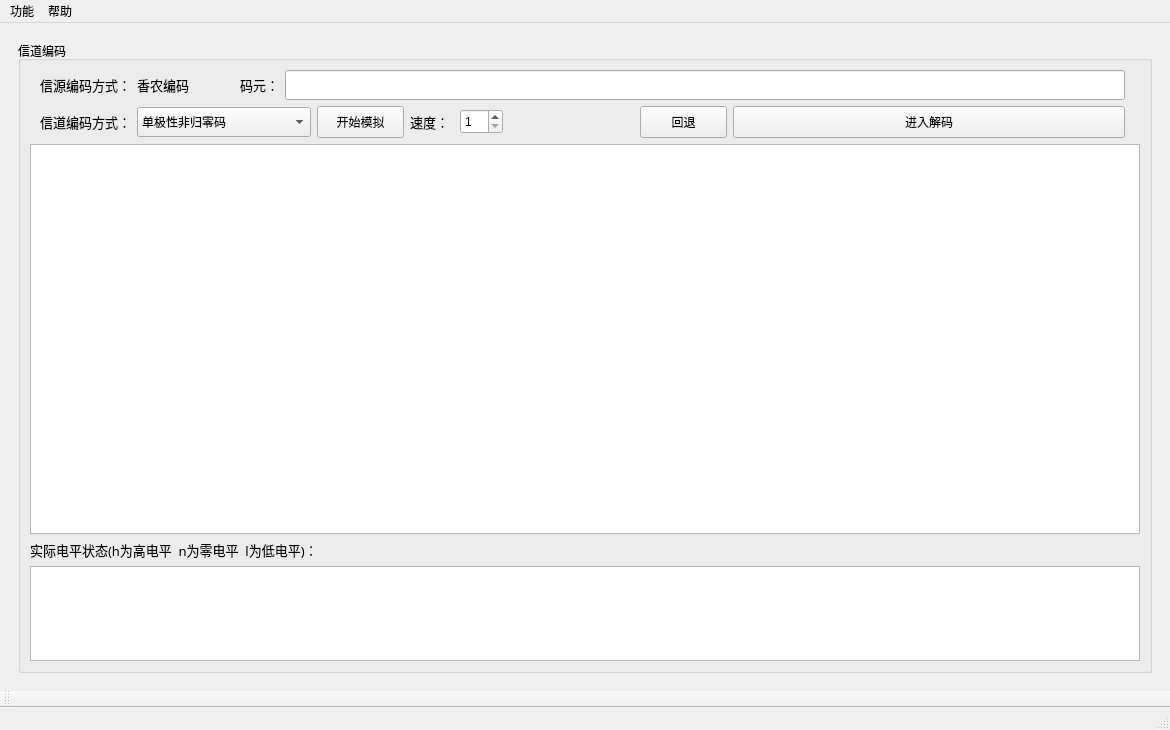
ryanmoon-s/Transmitter-simulation, file Transmitter/mainwindow.ui: the form before one commit.
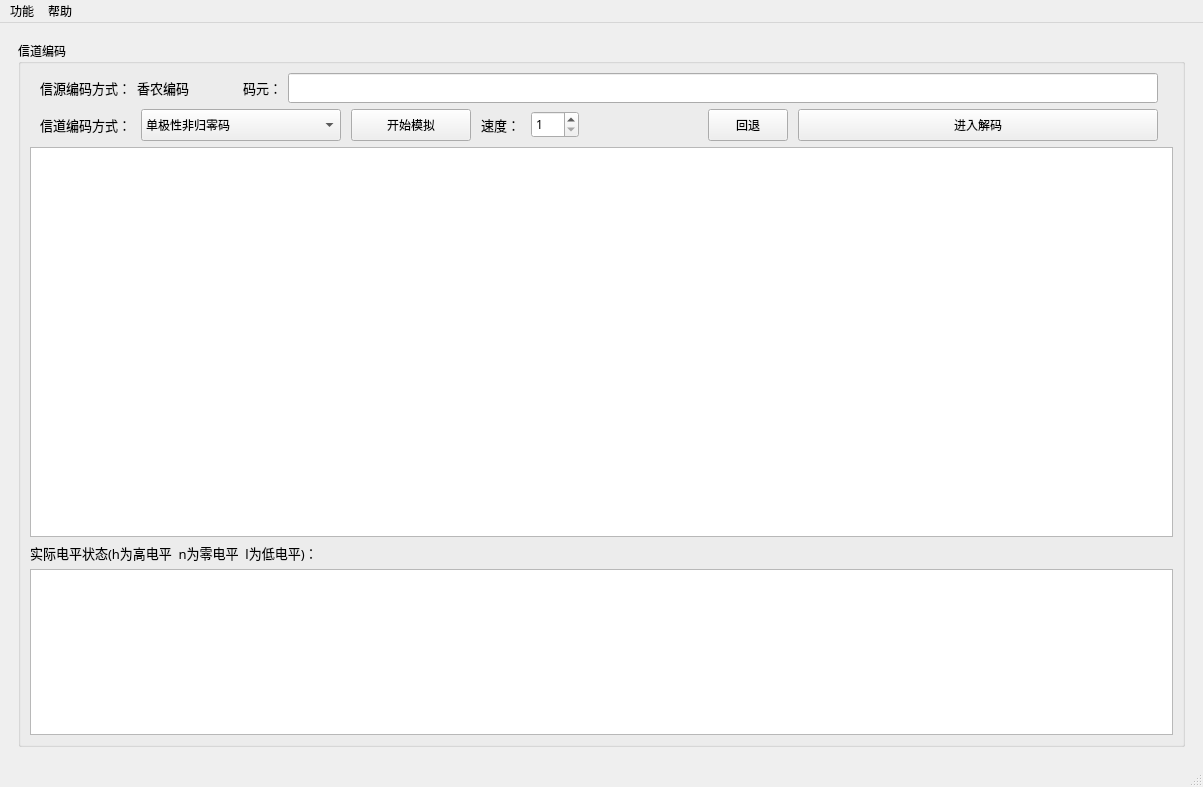
The form after the commit. The open tabs and pages were chosen to show the change. Icons and pictures are not drawn. Custom widgets are drawn as their Qt base class.

Diff of the .ui file:
```diff
--- a/Transmitter/mainwindow.ui
+++ b/Transmitter/mainwindow.ui
@@ -6,8 +6,8 @@
    <rect>
     <x>0</x>
     <y>0</y>
-    <width>1170</width>
-    <height>730</height>
+    <width>1203</width>
+    <height>787</height>
    </rect>
   </property>
   <property name="windowTitle">
@@ -196,6 +196,11 @@
        <layout class="QGridLayout" name="gridLayout_6">
         <item row="0" column="0">
          <widget class="QGroupBox" name="groupBox_2">
+          <property name="font">
+           <font>
+            <family>微软雅黑</family>
+           </font>
+          </property>
           <property name="title">
            <string>信道编码</string>
           </property>
@@ -204,7 +209,7 @@
             <widget class="QLabel" name="label_8">
              <property name="font">
               <font>
-               <family>Agency FB</family>
+               <family>微软雅黑</family>
                <pointsize>10</pointsize>
               </font>
              </property>
@@ -229,6 +234,9 @@
                  <height>30</height>
                 </size>
                </property>
+               <property name="readOnly">
+                <bool>true</bool>
+               </property>
               </widget>
              </item>
              <item row="0" column="0">
@@ -241,10 +249,8 @@
                </property>
                <property name="font">
                 <font>
-                 <family>Agency FB</family>
+                 <family>微软雅黑</family>
                  <pointsize>10</pointsize>
-                 <weight>50</weight>
-                 <bold>false</bold>
                 </font>
                </property>
                <property name="text">
@@ -265,7 +271,7 @@
               <widget class="QLabel" name="labSourceCode">
                <property name="font">
                 <font>
-                 <family>Agency FB</family>
+                 <family>微软雅黑</family>
                  <pointsize>10</pointsize>
                 </font>
                </property>
@@ -290,19 +296,25 @@
             </layout>
            </item>
            <item row="1" column="0">
-            <layout class="QGridLayout" name="gridLayout_8" columnstretch="1,4,2,1,1,3,2,9">
+            <layout class="QGridLayout" name="gridLayout_8" columnstretch="1,5,3,1,1,3,2,9">
              <property name="leftMargin">
               <number>10</number>
              </property>
              <property name="rightMargin">
               <number>15</number>
              </property>
+             <property name="horizontalSpacing">
+              <number>10</number>
+             </property>
+             <property name="verticalSpacing">
+              <number>7</number>
+             </property>
              <item row="0" column="1">
               <widget class="QComboBox" name="comboChannel">
                <property name="minimumSize">
                 <size>
                  <width>0</width>
-                 <height>30</height>
+                 <height>32</height>
                 </size>
                </property>
                <item>
@@ -341,7 +353,7 @@
               <widget class="QLabel" name="label_4">
                <property name="font">
                 <font>
-                 <family>Agency FB</family>
+                 <family>微软雅黑</family>
                  <pointsize>10</pointsize>
                 </font>
                </property>
@@ -354,8 +366,8 @@
               <widget class="QSpinBox" name="spinBox">
                <property name="minimumSize">
                 <size>
-                 <width>0</width>
-                 <height>25</height>
+                 <width>48</width>
+                 <height>27</height>
                 </size>
                </property>
                <property name="minimum">
@@ -412,7 +424,7 @@
               <widget class="QLabel" name="label_3">
                <property name="font">
                 <font>
-                 <family>Agency FB</family>
+                 <family>微软雅黑</family>
                  <pointsize>10</pointsize>
                 </font>
                </property>
@@ -437,7 +449,11 @@
             </layout>
            </item>
            <item row="4" column="0">
-            <widget class="QPlainTextEdit" name="textRecCh"/>
+            <widget class="QTextBrowser" name="textRecCh">
+             <property name="styleSheet">
+              <string notr="true"/>
+             </property>
+            </widget>
            </item>
            <item row="2" column="0">
             <widget class="QChartView" name="chartView">
@@ -447,6 +463,9 @@
                <height>390</height>
               </size>
              </property>
+             <property name="styleSheet">
+              <string notr="true"/>
+             </property>
             </widget>
            </item>
           </layout>
@@ -650,7 +669,7 @@
     <rect>
      <x>0</x>
      <y>0</y>
-     <width>1170</width>
+     <width>1203</width>
      <height>26</height>
     </rect>
    </property>
@@ -669,17 +688,6 @@
    <addaction name="menu"/>
    <addaction name="menu_2"/>
   </widget>
-  <widget class="QToolBar" name="toolBar">
-   <property name="windowTitle">
-    <string>toolBar</string>
-   </property>
-   <attribute name="toolBarArea">
-    <enum>BottomToolBarArea</enum>
-   </attribute>
-   <attribute name="toolBarBreak">
-    <bool>false</bool>
-   </attribute>
-  </widget>
   <widget class="QStatusBar" name="statusBar"/>
   <action name="actionclear_all">
    <property name="text">
```
Left out of the diff: 58 changed lines with no effect on the pictures.
